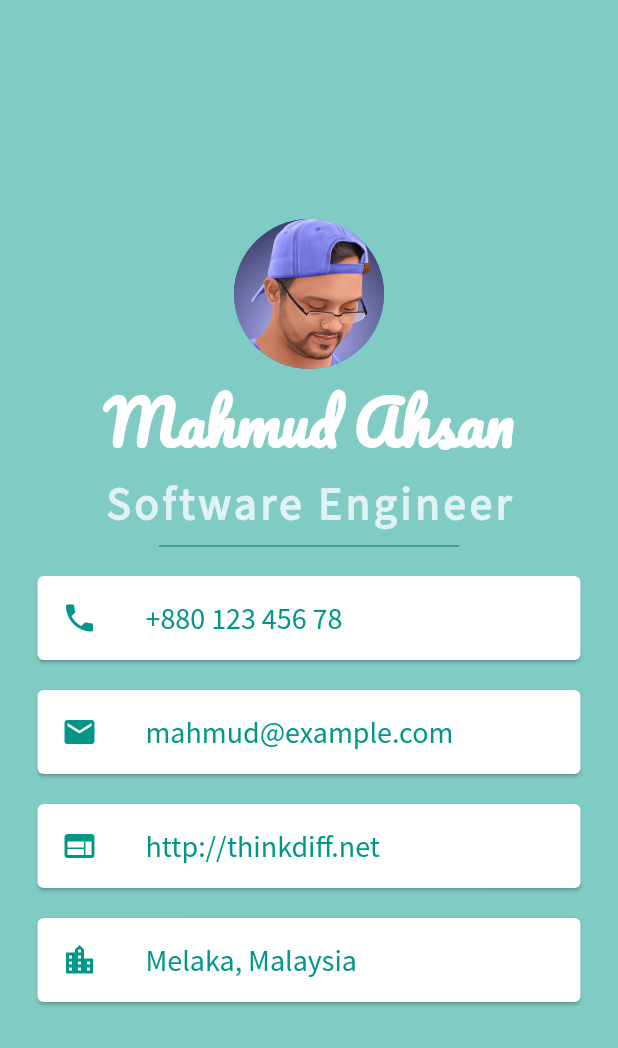
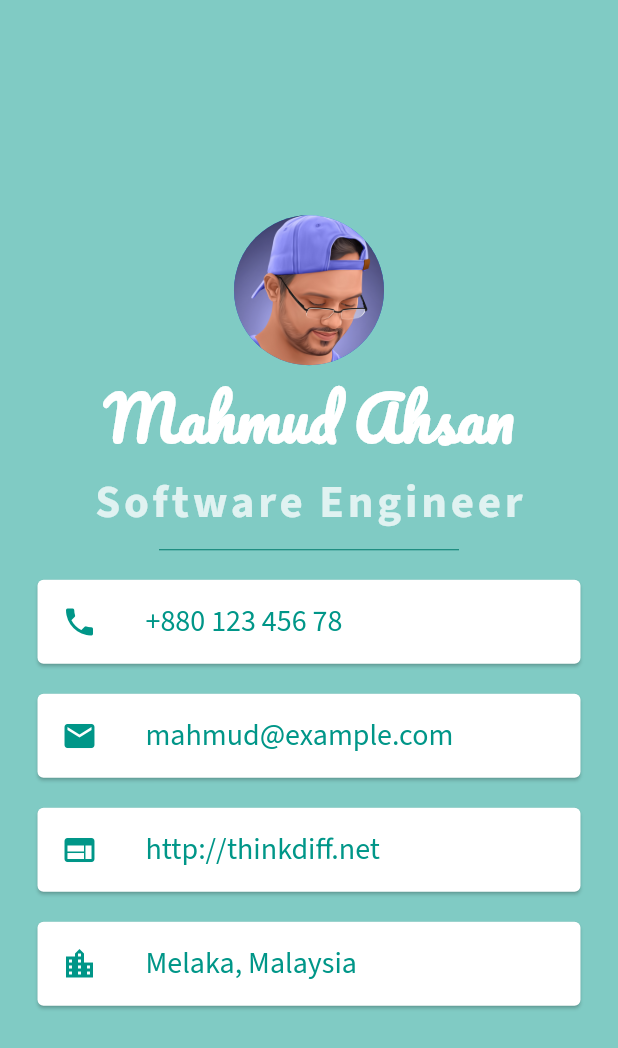
Before and after one commit to mahmudahsan/flutter, a Flutter app: the screen it shows after launch, on a phone screen of 412 x 824 dp. Shown: the top 1048 px of the screen. Run offline on Flutter 3.47's test engine with Material 2 defaults, Android fonts, the phone set to English and light mode, and no system bars; our stand-ins replace animated_text_kit, audioplayers, bloc, cached_network_image, cloud_firestore, firebase_auth and 12 more; accounts and stored records are empty.

Commit message:
Update short_profile flutter project

```diff
--- a/flutter/short_profile/lib/main.dart
+++ b/flutter/short_profile/lib/main.dart
@@ -1,10 +1,12 @@
 import 'package:flutter/material.dart';
+import 'package:google_fonts/google_fonts.dart';
 import 'package:short_profile/widget/info_card.dart';
 import 'package:url_launcher/url_launcher.dart' as launcher;
 
 const url = 'http://thinkdiff.net';
 const email = 'mahmud@example.com';
 const phone = '+880 123 456 78';
+const location = 'Melaka, Malaysia';
 
 void main() => runApp(MyApp());
 
@@ -13,11 +15,16 @@ class MyApp extends StatelessWidget {
   Widget build(BuildContext context) {
     return MaterialApp(
       home: Home(),
+      debugShowCheckedModeBanner: false,
     );
   }
 }
 
 class Home extends StatelessWidget {
+  const Home({
+    Key key,
+  }) : super(key: key);
+
   void _showDialog(BuildContext context, {String title, String msg}) {
     final dialog = AlertDialog(
       title: Text(title),
@@ -46,29 +53,23 @@ class Home extends StatelessWidget {
       body: SafeArea(
         child: Column(
           mainAxisAlignment: MainAxisAlignment.center,
-          children: <Widget>[
+          children: [
             CircleAvatar(
               radius: 50,
               backgroundImage: AssetImage('images/Mahmud_200.jpg'),
             ),
-            Text(
-              'Mahmud Ahsan',
-              style: TextStyle(
-                fontSize: 40.0,
-                color: Colors.white,
-                fontWeight: FontWeight.bold,
-                fontFamily: 'Pacifico',
-              ),
-            ),
+            Text('Mahmud Ahsan',
+                style: GoogleFonts.pacifico(
+                    fontSize: 40,
+                    color: Colors.white,
+                    fontWeight: FontWeight.bold)),
             Text(
               'Software Engineer',
-              style: TextStyle(
-                fontFamily: 'Source Sans Pro',
-                fontSize: 30.0,
-                color: Colors.teal[50],
-                letterSpacing: 2.5,
-                fontWeight: FontWeight.bold,
-              ),
+              style: GoogleFonts.sourceSansPro(
+                  fontSize: 30,
+                  color: Colors.teal[50],
+                  letterSpacing: 2.5,
+                  fontWeight: FontWeight.bold),
             ),
             SizedBox(
               height: 20,
@@ -129,8 +130,9 @@ class Home extends StatelessWidget {
               },
             ),
             InfoCard(
-              text: 'Melaka, Malaysia',
+              text: location,
               icon: Icons.location_city,
+              onPressed: null,
             ),
           ],
         ),
--- a/flutter/short_profile/lib/widget/info_card.dart
+++ b/flutter/short_profile/lib/widget/info_card.dart
@@ -1,4 +1,5 @@
 import 'package:flutter/material.dart';
+import 'package:google_fonts/google_fonts.dart';
 
 class InfoCard extends StatelessWidget {
   final String text;
@@ -25,11 +26,7 @@ class InfoCard extends StatelessWidget {
           ),
           title: Text(
             text,
-            style: TextStyle(
-              fontFamily: 'Source Sans Pro',
-              fontSize: 20.0,
-              color: Colors.teal,
-            ),
+            style: GoogleFonts.sourceSansPro(fontSize: 20, color: Colors.teal),
           ),
         ),
       ),
```
Also changed, not shown: flutter/short_profile/pubspec.yaml (+3 -9 lines), flutter/short_profile/fonts/Pacifico-Regular.ttf (deleted), flutter/short_profile/fonts/SourceSansPro-Regular.ttf (deleted), flutter/short_profile/pubspec.lock, 7 other files.
